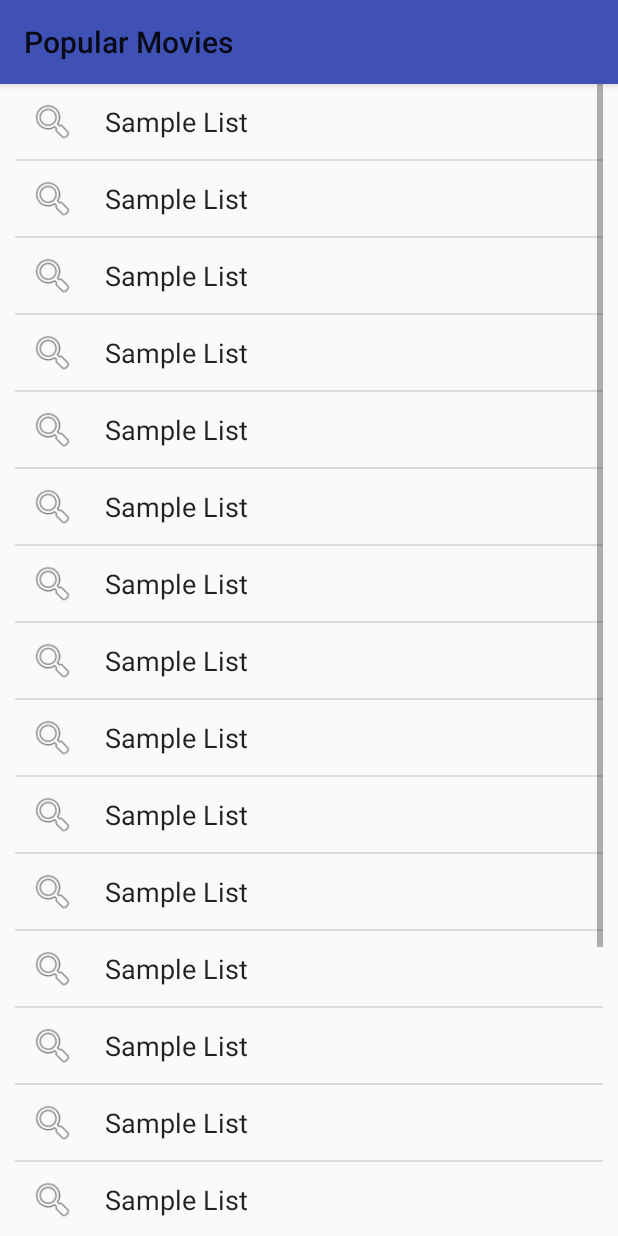
After one commit to yuriyarabskyy/udacityAndroid, an Android app: the fragment SampleListFragment shown on its own in the app's theme, on a phone screen of 412 x 824 dp. The commit adds this screen. Run offline under Robolectric (Android 15) with nearby library versions, the phone set to English and light mode, and no system bars.

Commit message:
started implementing sliding menu

```diff
--- a/PopularMovies/app/build.gradle
+++ b/PopularMovies/app/build.gradle
@@ -19,12 +19,17 @@ android {
     }
 }
 
+repositories {
+    maven { url "http://jzaccone.github.io/SlidingMenu-aar" }
+}
+
 dependencies {
     compile fileTree(dir: 'libs', include: ['*.jar'])
     testCompile 'junit:junit:4.12'
     compile 'com.android.support:appcompat-v7:24.2.0'
     compile 'com.android.support:support-v4:24.2.0'
     compile 'com.squareup.picasso:picasso:2.5.2'
+    compile 'com.jeremyfeinstein.slidingmenu:library:1.3@aar'
     androidTestCompile ('com.android.support.test:runner:0.5',  {
         exclude group: 'com.android.support', module: 'support-annotations'
     })
--- a/PopularMovies/app/src/main/java/com/udacity/yuriy/popularmovies/SessionConfigurations.java
+++ b/PopularMovies/app/src/main/java/com/udacity/yuriy/popularmovies/SessionConfigurations.java
@@ -9,7 +9,7 @@ public class SessionConfigurations {
 
     public static String baseImageUrl = "http://image.tmdb.org/t/p";
 
-    public static String logoSize = "/w92";
+    public static String logoSize = "/w185";
 
     public static String discover = "/discover/movie?";
 
--- a/PopularMovies/app/src/main/java/data/MovieImageDbHelper.java
+++ b/PopularMovies/app/src/main/java/data/MovieImageDbHelper.java
@@ -8,7 +8,7 @@ import android.database.sqlite.SQLiteOpenHelper;
  * Created by yuriy on 11/09/16.
  */
 public class MovieImageDbHelper extends SQLiteOpenHelper {
-    public static final int DATABASE_VERSION = 3;
+    public static final int DATABASE_VERSION = 4;
     public static final String DATABASE_NAME = "PosterMovies.db";
 
     private static final String TEXT_TYPE = " TEXT";
--- /dev/null
+++ b/PopularMovies/app/src/main/java/layout/SampleListFragment.java
@@ -0,0 +1,61 @@
+package layout;
+
+/**
+ * Created by yuriy on 12/09/16.
+ */
+import android.content.Context;
+import android.os.Bundle;
+import android.support.v4.app.ListFragment;
+import android.view.LayoutInflater;
+import android.view.View;
+import android.view.ViewGroup;
+import android.widget.ArrayAdapter;
+import android.widget.ImageView;
+import android.widget.TextView;
+
+import com.udacity.yuriy.popularmovies.R;
+
+public class SampleListFragment extends ListFragment {
+
+    public View onCreateView(LayoutInflater inflater, ViewGroup container, Bundle savedInstanceState) {
+        return inflater.inflate(R.layout.list, null);
+    }
+
+    public void onActivityCreated(Bundle savedInstanceState) {
+        super.onActivityCreated(savedInstanceState);
+        SampleAdapter adapter = new SampleAdapter(getActivity());
+        for (int i = 0; i < 20; i++) {
+            adapter.add(new SampleItem("Sample List", android.R.drawable.ic_menu_search));
+        }
+        setListAdapter(adapter);
+    }
+
+    private class SampleItem {
+        public String tag;
+        public int iconRes;
+        public SampleItem(String tag, int iconRes) {
+            this.tag = tag;
+            this.iconRes = iconRes;
+        }
+    }
+
+    public class SampleAdapter extends ArrayAdapter<SampleItem> {
+
+        public SampleAdapter(Context context) {
+            super(context, 0);
+        }
+
+        public View getView(int position, View convertView, ViewGroup parent) {
+            if (convertView == null) {
+                convertView = LayoutInflater.from(getContext()).inflate(R.layout.row, null);
+            }
+            ImageView icon = (ImageView) convertView.findViewById(R.id.row_icon);
+            icon.setImageResource(getItem(position).iconRes);
+            TextView title = (TextView) convertView.findViewById(R.id.row_title);
+            title.setText(getItem(position).tag);
+
+            return convertView;
+        }
+
+    }
+}
--- /dev/null
+++ b/PopularMovies/app/src/main/res/drawable/shadow.xml
@@ -0,0 +1,9 @@
+<?xml version="1.0" encoding="utf-8"?>
+<shape xmlns:android="http://schemas.android.com/apk/res/android" >
+
+    <gradient
+        android:endColor="#33000000"
+        android:centerColor="#11000000"
+        android:startColor="#00000000" />
+
+</shape>
--- /dev/null
+++ b/PopularMovies/app/src/main/res/layout/list.xml
@@ -0,0 +1,7 @@
+<?xml version="1.0" encoding="utf-8"?>
+<ListView xmlns:android="http://schemas.android.com/apk/res/android"
+    android:id="@android:id/list"
+    android:layout_width="match_parent"
+    android:layout_height="match_parent"
+    android:paddingLeft="@dimen/list_padding"
+    android:paddingRight="@dimen/list_padding" />
--- /dev/null
+++ b/PopularMovies/app/src/main/res/layout/row.xml
@@ -0,0 +1,24 @@
+<?xml version="1.0" encoding="utf-8"?>
+<LinearLayout xmlns:android="http://schemas.android.com/apk/res/android"
+    android:layout_width="match_parent"
+    android:layout_height="50dp"
+    android:orientation="horizontal" >
+
+    <ImageView
+        android:id="@+id/row_icon"
+        android:layout_width="50dp"
+        android:layout_height="50dp"
+        android:padding="10dp"
+        android:src="@drawable/shadow" />
+
+    <TextView
+        android:id="@+id/row_title"
+        android:layout_width="0dp"
+        android:layout_height="match_parent"
+        android:layout_weight="1"
+        android:gravity="center_vertical"
+        android:padding="10dp"
+        android:text="Medium Text"
+        android:textAppearance="@android:style/TextAppearance.Medium" />
+
+</LinearLayout>
--- a/PopularMovies/app/src/main/res/values/dimens.xml
+++ b/PopularMovies/app/src/main/res/values/dimens.xml
@@ -2,4 +2,7 @@
     <!-- Default screen margins, per the Android Design guidelines. -->
     <dimen name="activity_horizontal_margin">16dp</dimen>
     <dimen name="activity_vertical_margin">16dp</dimen>
+    <dimen name="slidingmenu_offset">60dp</dimen>
+    <dimen name="shadow_width">15dp</dimen>
+    <dimen name="list_padding">10dp</dimen>
 </resources>
```
Also changed, not shown: PopularMovies/app/src/main/java/com/udacity/yuriy/popularmovies/FetchPopularMoviesTask.java (+12 -2 lines), PopularMovies/app/src/main/java/com/udacity/yuriy/popularmovies/MainActivity.java (+40 -6 lines), PopularMovies/app/src/main/java/layout/OverviewFragment.java (+14 -16 lines), PopularMovies/app/src/main/java/layout/SquareImageView.java (added, +41 -0 lines), PopularMovies/app/src/main/res/layout/menu.xml (added, +20 -0 lines).
